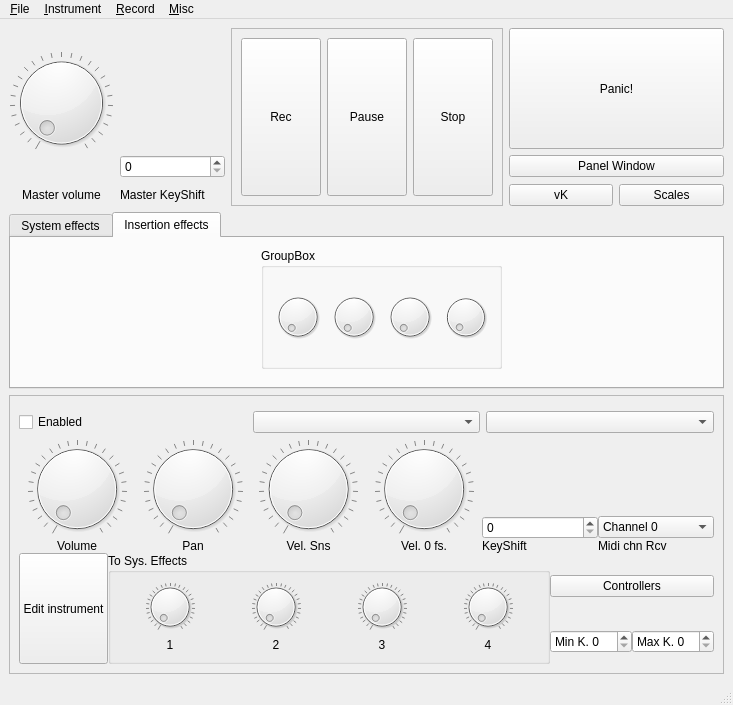
Old version of the form src/NewUI/MasterUI.ui in the repository saidinesh5/ZynAddSubFX.
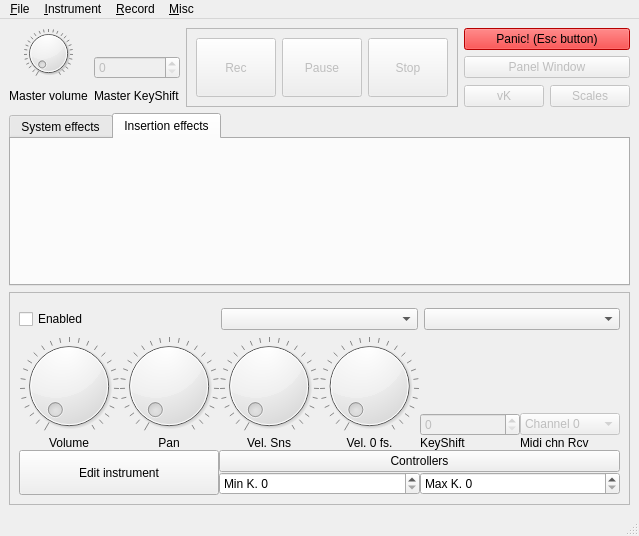
New version of the form. The open tabs and pages were chosen to show the change. Custom widgets are drawn as their Qt base class.

Commit message: Disabling a few unused things as well as making the panic button red and binding it to the Esc button

Patch:
```diff
--- a/src/NewUI/MasterUI.ui
+++ b/src/NewUI/MasterUI.ui
@@ -6,8 +6,8 @@
    <rect>
     <x>0</x>
     <y>0</y>
-    <width>733</width>
-    <height>705</height>
+    <width>608</width>
+    <height>536</height>
    </rect>
   </property>
   <property name="windowTitle">
@@ -17,24 +17,11 @@
    <layout class="QVBoxLayout" name="verticalLayout">
     <item>
      <layout class="QGridLayout" name="gridLayout">
-      <item row="0" column="3" colspan="2">
-       <widget class="Button" name="pushButton">
-        <property name="sizePolicy">
-         <sizepolicy hsizetype="Minimum" vsizetype="Expanding">
-          <horstretch>0</horstretch>
-          <verstretch>0</verstretch>
-         </sizepolicy>
-        </property>
-        <property name="text">
-         <string>Panic!</string>
-        </property>
-        <property name="absoluteControlId" stdset="0">
-         <string>Master.Panic</string>
-        </property>
-       </widget>
-      </item>
       <item row="2" column="3">
        <widget class="QPushButton" name="pushButton_2">
+        <property name="enabled">
+         <bool>false</bool>
+        </property>
         <property name="text">
          <string>vK</string>
         </property>
@@ -42,69 +29,14 @@
       </item>
       <item row="2" column="4">
        <widget class="QPushButton" name="pushButton_3">
+        <property name="enabled">
+         <bool>false</bool>
+        </property>
         <property name="text">
          <string>Scales</string>
         </property>
        </widget>
       </item>
-      <item row="1" column="3" colspan="2">
-       <widget class="QPushButton" name="pushButton_7">
-        <property name="text">
-         <string>Panel Window</string>
-        </property>
-       </widget>
-      </item>
-      <item row="0" column="2" rowspan="3">
-       <widget class="QFrame" name="frame">
-        <property name="frameShape">
-         <enum>QFrame::StyledPanel</enum>
-        </property>
-        <property name="frameShadow">
-         <enum>QFrame::Raised</enum>
-        </property>
-        <layout class="QHBoxLayout" name="horizontalLayout">
-         <item>
-          <widget class="QPushButton" name="pushButton_4">
-           <property name="sizePolicy">
-            <sizepolicy hsizetype="Minimum" vsizetype="Expanding">
-             <horstretch>0</horstretch>
-             <verstretch>0</verstretch>
-            </sizepolicy>
-           </property>
-           <property name="text">
-            <string>Rec</string>
-           </property>
-          </widget>
-         </item>
-         <item>
-          <widget class="QPushButton" name="pushButton_5">
-           <property name="sizePolicy">
-            <sizepolicy hsizetype="Minimum" vsizetype="Expanding">
-             <horstretch>0</horstretch>
-             <verstretch>0</verstretch>
-            </sizepolicy>
-           </property>
-           <property name="text">
-            <string>Pause</string>
-           </property>
-          </widget>
-         </item>
-         <item>
-          <widget class="QPushButton" name="pushButton_6">
-           <property name="sizePolicy">
-            <sizepolicy hsizetype="Minimum" vsizetype="Expanding">
-             <horstretch>0</horstretch>
-             <verstretch>0</verstretch>
-            </sizepolicy>
-           </property>
-           <property name="text">
-            <string>Stop</string>
-           </property>
-          </widget>
-         </item>
-        </layout>
-       </widget>
-      </item>
       <item row="2" column="0">
        <widget class="QLabel" name="label">
         <property name="text">
@@ -145,14 +77,522 @@
        </widget>
       </item>
       <item row="1" column="1">
-       <widget class="QSpinBox" name="spinBox"/>
+       <widget class="QSpinBox" name="spinBox">
+        <property name="enabled">
+         <bool>false</bool>
+        </property>
+       </widget>
+      </item>
+      <item row="0" column="3" colspan="2">
+       <widget class="Button" name="pushButton">
+        <property name="sizePolicy">
+         <sizepolicy hsizetype="Minimum" vsizetype="Maximum">
+          <horstretch>0</horstretch>
+          <verstretch>0</verstretch>
+         </sizepolicy>
+        </property>
+        <property name="palette">
+         <palette>
+          <active>
+           <colorrole role="WindowText">
+            <brush brushstyle="SolidPattern">
+             <color alpha="255">
+              <red>0</red>
+              <green>0</green>
+              <blue>0</blue>
+             </color>
+            </brush>
+           </colorrole>
+           <colorrole role="Button">
+            <brush brushstyle="SolidPattern">
+             <color alpha="255">
+              <red>255</red>
+              <green>0</green>
+              <blue>0</blue>
+             </color>
+            </brush>
+           </colorrole>
+           <colorrole role="Light">
+            <brush brushstyle="SolidPattern">
+             <color alpha="255">
+              <red>255</red>
+              <green>127</green>
+              <blue>127</blue>
+             </color>
+            </brush>
+           </colorrole>
+           <colorrole role="Midlight">
+            <brush brushstyle="SolidPattern">
+             <color alpha="255">
+              <red>255</red>
+              <green>63</green>
+              <blue>63</blue>
+             </color>
+            </brush>
+           </colorrole>
+           <colorrole role="Dark">
+            <brush brushstyle="SolidPattern">
+             <color alpha="255">
+              <red>127</red>
+              <green>0</green>
+              <blue>0</blue>
+             </color>
+            </brush>
+           </colorrole>
+           <colorrole role="Mid">
+            <brush brushstyle="SolidPattern">
+             <color alpha="255">
+              <red>170</red>
+              <green>0</green>
+              <blue>0</blue>
+             </color>
+            </brush>
+           </colorrole>
+           <colorrole role="Text">
+            <brush brushstyle="SolidPattern">
+             <color alpha="255">
+              <red>0</red>
+              <green>0</green>
+              <blue>0</blue>
+             </color>
+            </brush>
+           </colorrole>
+           <colorrole role="BrightText">
+            <brush brushstyle="SolidPattern">
+             <color alpha="255">
+              <red>255</red>
+              <green>255</green>
+              <blue>255</blue>
+             </color>
+            </brush>
+           </colorrole>
+           <colorrole role="ButtonText">
+            <brush brushstyle="SolidPattern">
+             <color alpha="255">
+              <red>0</red>
+              <green>0</green>
+              <blue>0</blue>
+             </color>
+            </brush>
+           </colorrole>
+           <colorrole role="Base">
+            <brush brushstyle="SolidPattern">
+             <color alpha="255">
+              <red>255</red>
+              <green>255</green>
+              <blue>255</blue>
+             </color>
+            </brush>
+           </colorrole>
+           <colorrole role="Window">
+            <brush brushstyle="SolidPattern">
+             <color alpha="255">
+              <red>255</red>
+              <green>0</green>
+              <blue>0</blue>
+             </color>
+            </brush>
+           </colorrole>
+           <colorrole role="Shadow">
+            <brush brushstyle="SolidPattern">
+             <color alpha="255">
+              <red>0</red>
+              <green>0</green>
+              <blue>0</blue>
+             </color>
+            </brush>
+           </colorrole>
+           <colorrole role="AlternateBase">
+            <brush brushstyle="SolidPattern">
+             <color alpha="255">
+              <red>255</red>
+              <green>127</green>
+              <blue>127</blue>
+             </color>
+            </brush>
+           </colorrole>
+           <colorrole role="ToolTipBase">
+            <brush brushstyle="SolidPattern">
+             <color alpha="255">
+              <red>255</red>
+              <green>255</green>
+              <blue>220</blue>
+             </color>
+            </brush>
+           </colorrole>
+           <colorrole role="ToolTipText">
+            <brush brushstyle="SolidPattern">
+             <color alpha="255">
+              <red>0</red>
+              <green>0</green>
+              <blue>0</blue>
+             </color>
+            </brush>
+           </colorrole>
+          </active>
+          <inactive>
+           <colorrole role="WindowText">
+            <brush brushstyle="SolidPattern">
+             <color alpha="255">
+              <red>0</red>
+              <green>0</green>
+              <blue>0</blue>
+             </color>
+            </brush>
+           </colorrole>
+           <colorrole role="Button">
+            <brush brushstyle="SolidPattern">
+             <color alpha="255">
+              <red>255</red>
+              <green>0</green>
+              <blue>0</blue>
+             </color>
+            </brush>
+           </colorrole>
+           <colorrole role="Light">
+            <brush brushstyle="SolidPattern">
+             <color alpha="255">
+              <red>255</red>
+              <green>127</green>
+              <blue>127</blue>
+             </color>
+            </brush>
+           </colorrole>
+           <colorrole role="Midlight">
+            <brush brushstyle="SolidPattern">
+             <color alpha="255">
+              <red>255</red>
+              <green>63</green>
+              <blue>63</blue>
+             </color>
+            </brush>
+           </colorrole>
+           <colorrole role="Dark">
+            <brush brushstyle="SolidPattern">
+             <color alpha="255">
+              <red>127</red>
+              <green>0</green>
+              <blue>0</blue>
+             </color>
+            </brush>
+           </colorrole>
+           <colorrole role="Mid">
+            <brush brushstyle="SolidPattern">
+             <color alpha="255">
+              <red>170</red>
+              <green>0</green>
+              <blue>0</blue>
+             </color>
+            </brush>
+           </colorrole>
+           <colorrole role="Text">
+            <brush brushstyle="SolidPattern">
+             <color alpha="255">
+              <red>0</red>
+              <green>0</green>
+              <blue>0</blue>
+             </color>
+            </brush>
+           </colorrole>
+           <colorrole role="BrightText">
+            <brush brushstyle="SolidPattern">
+             <color alpha="255">
+              <red>255</red>
+              <green>255</green>
+              <blue>255</blue>
+             </color>
+            </brush>
+           </colorrole>
+           <colorrole role="ButtonText">
+            <brush brushstyle="SolidPattern">
+             <color alpha="255">
+              <red>0</red>
+              <green>0</green>
+              <blue>0</blue>
+             </color>
+            </brush>
+           </colorrole>
+           <colorrole role="Base">
+            <brush brushstyle="SolidPattern">
+             <color alpha="255">
+              <red>255</red>
+              <green>255</green>
+              <blue>255</blue>
+             </color>
+            </brush>
+           </colorrole>
+           <colorrole role="Window">
+            <brush brushstyle="SolidPattern">
+             <color alpha="255">
+              <red>255</red>
+              <green>0</green>
+              <blue>0</blue>
+             </color>
+            </brush>
+           </colorrole>
+           <colorrole role="Shadow">
+            <brush brushstyle="SolidPattern">
+             <color alpha="255">
+              <red>0</red>
+              <green>0</green>
+              <blue>0</blue>
+             </color>
+            </brush>
+           </colorrole>
+           <colorrole role="AlternateBase">
+            <brush brushstyle="SolidPattern">
+             <color alpha="255">
+              <red>255</red>
+              <green>127</green>
+              <blue>127</blue>
+             </color>
+            </brush>
+           </colorrole>
+           <colorrole role="ToolTipBase">
+            <brush brushstyle="SolidPattern">
+             <color alpha="255">
+              <red>255</red>
+              <green>255</green>
+              <blue>220</blue>
+             </color>
+            </brush>
+           </colorrole>
+           <colorrole role="ToolTipText">
+            <brush brushstyle="SolidPattern">
+             <color alpha="255">
+              <red>0</red>
+              <green>0</green>
+              <blue>0</blue>
+             </color>
+            </brush>
+           </colorrole>
+          </inactive>
+          <disabled>
+           <colorrole role="WindowText">
+            <brush brushstyle="SolidPattern">
+             <color alpha="255">
+              <red>127</red>
+              <green>0</green>
+              <blue>0</blue>
+             </color>
+            </brush>
+           </colorrole>
+           <colorrole role="Button">
+            <brush brushstyle="SolidPattern">
+             <color alpha="255">
+              <red>255</red>
+              <green>0</green>
+              <blue>0</blue>
+             </color>
+            </brush>
+           </colorrole>
+           <colorrole role="Light">
+            <brush brushstyle="SolidPattern">
+             <color alpha="255">
+              <red>255</red>
+              <green>127</green>
+              <blue>127</blue>
+             </color>
+            </brush>
+           </colorrole>
+           <colorrole role="Midlight">
+            <brush brushstyle="SolidPattern">
+             <color alpha="255">
+              <red>255</red>
+              <green>63</green>
+              <blue>63</blue>
+             </color>
+            </brush>
+           </colorrole>
+           <colorrole role="Dark">
+            <brush brushstyle="SolidPattern">
+             <color alpha="255">
+              <red>127</red>
+              <green>0</green>
+              <blue>0</blue>
+             </color>
+            </brush>
+           </colorrole>
+           <colorrole role="Mid">
+            <brush brushstyle="SolidPattern">
+             <color alpha="255">
+              <red>170</red>
+              <green>0</green>
+              <blue>0</blue>
+             </color>
+            </brush>
+           </colorrole>
+           <colorrole role="Text">
+            <brush brushstyle="SolidPattern">
+             <color alpha="255">
+              <red>127</red>
+              <green>0</green>
+              <blue>0</blue>
+             </color>
+            </brush>
+           </colorrole>
+           <colorrole role="BrightText">
+            <brush brushstyle="SolidPattern">
+             <color alpha="255">
+              <red>255</red>
+              <green>255</green>
+              <blue>255</blue>
+             </color>
+            </brush>
+           </colorrole>
+           <colorrole role="ButtonText">
+            <brush brushstyle="SolidPattern">
+             <color alpha="255">
+              <red>127</red>
+              <green>0</green>
+              <blue>0</blue>
+             </color>
+            </brush>
+           </colorrole>
+           <colorrole role="Base">
+            <brush brushstyle="SolidPattern">
+             <color alpha="255">
+              <red>255</red>
+              <green>0</green>
+              <blue>0</blue>
+             </color>
+            </brush>
+           </colorrole>
+           <colorrole role="Window">
+            <brush brushstyle="SolidPattern">
+             <color alpha="255">
+              <red>255</red>
+              <green>0</green>
+              <blue>0</blue>
+             </color>
+            </brush>
+           </colorrole>
+           <colorrole role="Shadow">
+            <brush brushstyle="SolidPattern">
+             <color alpha="255">
+              <red>0</red>
+              <green>0</green>
+              <blue>0</blue>
+             </color>
+            </brush>
+           </colorrole>
+           <colorrole role="AlternateBase">
+            <brush brushstyle="SolidPattern">
+             <color alpha="255">
+              <red>255</red>
+              <green>0</green>
+              <blue>0</blue>
+             </color>
+            </brush>
+           </colorrole>
+           <colorrole role="ToolTipBase">
+            <brush brushstyle="SolidPattern">
+             <color alpha="255">
+              <red>255</red>
+              <green>255</green>
+              <blue>220</blue>
+             </color>
+            </brush>
+           </colorrole>
+           <colorrole role="ToolTipText">
+            <brush brushstyle="SolidPattern">
+             <color alpha="255">
+              <red>0</red>
+              <green>0</green>
+              <blue>0</blue>
+             </color>
+            </brush>
+           </colorrole>
+          </disabled>
+         </palette>
+        </property>
+        <property name="text">
+         <string>Panic! (Esc button)</string>
+        </property>
+        <property name="shortcut">
+         <string>Esc</string>
+        </property>
+        <property name="absoluteControlId" stdset="0">
+         <string>Master.Panic</string>
+        </property>
+       </widget>
+      </item>
+      <item row="1" column="3" colspan="2">
+       <widget class="QPushButton" name="pushButton_7">
+        <property name="enabled">
+         <bool>false</bool>
+        </property>
+        <property name="text">
+         <string>Panel Window</string>
+        </property>
+       </widget>
+      </item>
+      <item row="0" column="2" rowspan="3">
+       <widget class="QFrame" name="frame">
+        <property name="frameShape">
+         <enum>QFrame::StyledPanel</enum>
+        </property>
+        <property name="frameShadow">
+         <enum>QFrame::Raised</enum>
+        </property>
+        <layout class="QHBoxLayout" name="horizontalLayout">
+         <item>
+          <widget class="QPushButton" name="pushButton_4">
+           <property name="enabled">
+            <bool>false</bool>
+           </property>
+           <property name="sizePolicy">
+            <sizepolicy hsizetype="Minimum" vsizetype="Expanding">
+             <horstretch>0</horstretch>
+             <verstretch>0</verstretch>
+            </sizepolicy>
+           </property>
+           <property name="text">
+            <string>Rec</string>
+           </property>
+          </widget>
+         </item>
+         <item>
+          <widget class="QPushButton" name="pushButton_5">
+           <property name="enabled">
+            <bool>false</bool>
+           </property>
+           <property name="sizePolicy">
+            <sizepolicy hsizetype="Minimum" vsizetype="Expanding">
+             <horstretch>0</horstretch>
+             <verstretch>0</verstretch>
+            </sizepolicy>
+           </property>
+           <property name="text">
+            <string>Pause</string>
+           </property>
+          </widget>
+         </item>
+         <item>
+          <widget class="QPushButton" name="pushButton_6">
+           <property name="enabled">
+            <bool>false</bool>
+           </property>
+           <property name="sizePolicy">
+            <sizepolicy hsizetype="Minimum" vsizetype="Expanding">
+             <horstretch>0</horstretch>
+             <verstretch>0</verstretch>
+            </sizepolicy>
+           </property>
+           <property name="text">
+            <string>Stop</string>
+           </property>
+          </widget>
+         </item>
+        </layout>
+       </widget>
       </item>
      </layout>
     </item>
     <item>
      <widget class="QTabWidget" name="tabWidget">
       <property name="currentIndex">
-       <number>1</number>
+       <number>0</number>
       </property>
       <property name="absoluteControlId" stdset="0">
        <string>Master.Parts.Part1.Instrument.InstrumentKit.ADnoteParameters.FilterParams</string>
@@ -166,33 +606,6 @@
        <attribute name="title">
         <string>Insertion effects</string>
        </attribute>
-       <widget class="GroupBox" name="groupBox_2">
-        <property name="geometry">
-         <rect>
-          <x>250</x>
-          <y>10</y>
-          <width>241</width>
-          <height>121</height>
-         </rect>
-        </property>
-        <property name="title">
-         <string>GroupBox</string>
-        </property>
-        <layout class="QHBoxLayout" name="horizontalLayout_3">
-         <item>
-          <widget class="QDial" name="dial"/>
-         </item>
-         <item>
-          <widget class="QDial" name="dial_2"/>
-         </item>
-         <item>
-          <widget class="QDial" name="dial_3"/>
-         </item>
-         <item>
-          <widget class="QDial" name="dial_4"/>
-         </item>
-        </layout>
-       </widget>
       </widget>
      </widget>
     </item>
@@ -387,6 +800,9 @@
             </item>
             <item row="1" column="4">
              <widget class="QSpinBox" name="spinBox_3">
+              <property name="enabled">
+               <bool>false</bool>
+              </property>
               <property name="prefix">
                <string/>
               </property>
@@ -394,6 +810,9 @@
             </item>
             <item row="1" column="5">
              <widget class="QComboBox" name="partChannelReceiver">
+              <property name="enabled">
+               <bool>false</bool>
+              </property>
               <property name="currentIndex">
                <number>0</number>
               </property>
@@ -474,146 +893,21 @@
               </property>
              </widget>
             </item>
-            <item row="0" column="1" rowspan="2">
-             <widget class="QGroupBox" name="groupBox">
-              <property name="title">
-               <string>To Sys. Effects</string>
-              </property>
-              <layout class="QGridLayout" name="gridLayout_4">
-               <item row="0" column="0">
-                <widget class="Dial" name="masterVolume_6">
-                 <property name="maximum">
-                  <number>127</number>
-                 </property>
-                 <property name="pageStep">
-                  <number>32</number>
-                 </property>
-                 <property name="wrapping">
-                  <bool>false</bool>
-                 </property>
-                 <property name="notchTarget">
-                  <double>4.699999999999999</double>
-                 </property>
-                 <property name="notchesVisible">
-                  <bool>true</bool>
-                 </property>
-                </widget>
-               </item>
-               <item row="0" column="1">
-                <widget class="Dial" name="masterVolume_7">
-                 <property name="maximum">
-                  <number>127</number>
-                 </property>
-                 <property name="pageStep">
-                  <number>32</number>
-                 </property>
-                 <property name="wrapping">
-                  <bool>false</bool>
-                 </property>
-                 <property name="notchTarget">
-                  <double>4.699999999999999</double>
-                 </property>
-                 <property name="notchesVisible">
-                  <bool>true</bool>
-                 </property>
-                </widget>
-               </item>
-               <item row="0" column="2">
-                <widget class="Dial" name="masterVolume_8">
-                 <property name="maximum">
-                  <number>127</number>
-                 </property>
-                 <property name="pageStep">
-                  <number>32</number>
-                 </property>
-                 <property name="wrapping">
-                  <bool>false</bool>
-                 </property>
-                 <property name="notchTarget">
-                  <double>4.699999999999999</double>
-                 </property>
-                 <property name="notchesVisible">
-                  <bool>true</bool>
-                 </property>
-                </widget>
-               </item>
-               <item row="0" column="3">
-                <widget class="Dial" name="masterVolume_9">
-                 <property name="maximum">
-                  <number>127</number>
-                 </property>
-                 <property name="pageStep">
-                  <number>32</number>
-                 </property>
-                 <property name="wrapping">
-                  <bool>false</bool>
-                 </property>
-                 <property name="notchTarget">
-                  <double>4.699999999999999</double>
-                 </property>
-                 <property name="notchesVisible">
-                  <bool>true</bool>
-                 </property>
-                </widget>
-               </item>
-               <item row="1" column="0">
-                <widget class="QLabel" name="label_9">
-                 <property name="text">
-                  <string>1</string>
-                 </property>
-                 <property name="alignment">
-                  <set>Qt::AlignCenter</set>
-                 </property>
-                </widget>
-               </item>
-               <item row="1" column="1">
-                <widget class="QLabel" name="label_10">
-                 <property name="text">
-                  <string>2</string>
-                 </property>
-                 <property name="alignment">
-                  <set>Qt::AlignCenter</set>
-                 </property>
-                </widget>
-               </item>
-               <item row="1" column="2">
-                <widget class="QLabel" name="label_11">
-                 <property name="text">
-                  <string>3</string>
-                 </property>
-                 <property name="alignment">
-                  <set>Qt::AlignCenter</set>
-                 </property>
-                </widget>
-               </item>
-               <item row="1" column="3">
-                <widget class="QLabel" name="label_12">
-                 <property name="text">
-                  <string>4</string>
-                 </property>
-                 <property name="alignment">
-                  <set>Qt::AlignCenter</set>
-                 </property>
-                </widget>
-               </item>
-              </layout>
-             </widget>
-            </item>
-            <item row="0" column="2" colspan="2">
+            <item row="0" column="1" colspan="2">
              <widget class="QPushButton" name="buttonControllers">
               <property name="text">
                <string>Controllers</string>
               </property>
              </widget>
             </item>
-            <item row="1" column="2">
+            <item row="1" column="1">
              <widget class="QSpinBox" name="spinBox_4">
               <property name="prefix">
                <string>Min K. </string>
               </property>
              </widget>
             </item>
-            <item row="1" column="3">
+            <item row="1" column="2">
              <widget class="QSpinBox" name="spinBox_5">
               <property name="prefix">
                <string>Max K. </string>
@@ -635,7 +929,7 @@
     <rect>
      <x>0</x>
      <y>0</y>
-     <width>733</width>
+     <width>608</width>
      <height>24</height>
     </rect>
    </property>
@@ -697,12 +991,6 @@
    <extends>QCheckBox</extends>
    <header>CheckBox.h</header>
   </customwidget>
-  <customwidget>
-   <class>GroupBox</class>
-   <extends>QGroupBox</extends>
-   <header>GroupBox.h</header>
-   <container>1</container>
-  </customwidget>
   <customwidget>
    <class>Button</class>
    <extends>QPushButton</extends>
```
